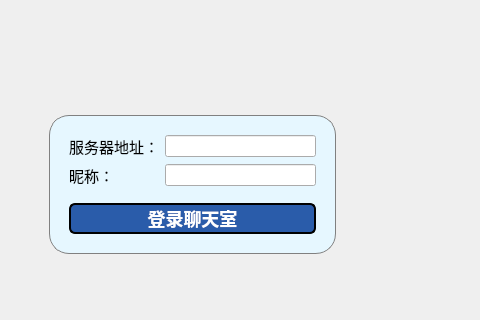
Before: the Qt Designer form ChatClient/mainwindow.ui in Zerotwo00000/Lab5, drawn with Qt 5; both pictures show x 255 to 735 and y 115 to 435 of the 895 by 546 pixel window.
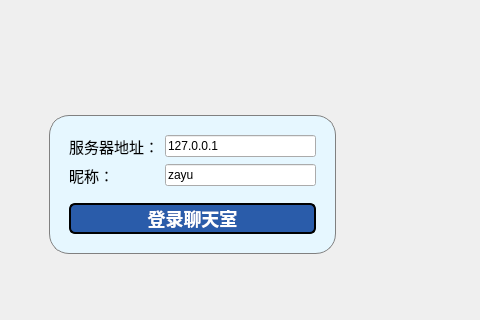
After: the same form once the commit is applied. The open tabs and pages were chosen to show the change.

```diff
--- a/ChatClient/mainwindow.ui
+++ b/ChatClient/mainwindow.ui
@@ -166,7 +166,11 @@
               </widget>
              </item>
              <item row="0" column="1">
-              <widget class="QLineEdit" name="ServerEdit"/>
+              <widget class="QLineEdit" name="ServerEdit">
+               <property name="text">
+                <string>127.0.0.1</string>
+               </property>
+              </widget>
              </item>
              <item row="1" column="0">
               <widget class="QLabel" name="label_3">
@@ -181,7 +185,11 @@
               </widget>
              </item>
              <item row="1" column="1">
-              <widget class="QLineEdit" name="UserNameEdit"/>
+              <widget class="QLineEdit" name="UserNameEdit">
+               <property name="text">
+                <string>zayu</string>
+               </property>
+              </widget>
              </item>
             </layout>
            </item>
```
Left out of the diff: 2 changed lines with no effect on the pictures.
